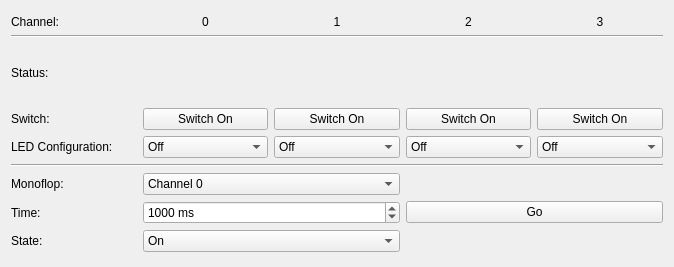
Tinkerforge/brickv, file src/brickv/plugin_system/plugins/industrial_quad_relay_v2/ui/industrial_quad_relay_v2.ui: the form before one commit.
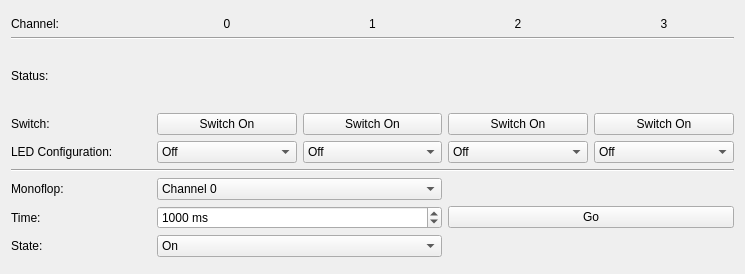
The form after the commit.

What changed in the file:
```diff
--- a/src/brickv/plugin_system/plugins/industrial_quad_relay_v2/ui/industrial_quad_relay_v2.ui
+++ b/src/brickv/plugin_system/plugins/industrial_quad_relay_v2/ui/industrial_quad_relay_v2.ui
@@ -6,8 +6,8 @@
    <rect>
     <x>0</x>
     <y>0</y>
-    <width>674</width>
-    <height>267</height>
+    <width>745</width>
+    <height>274</height>
    </rect>
   </property>
   <property name="windowTitle">
@@ -166,7 +166,7 @@
        </item>
       </widget>
      </item>
-     <item row="9" column="3" colspan="2">
+     <item row="8" column="3" rowspan="3" colspan="2">
       <widget class="QPushButton" name="monoflop_go">
        <property name="sizePolicy">
         <sizepolicy hsizetype="Expanding" vsizetype="Fixed">
```
